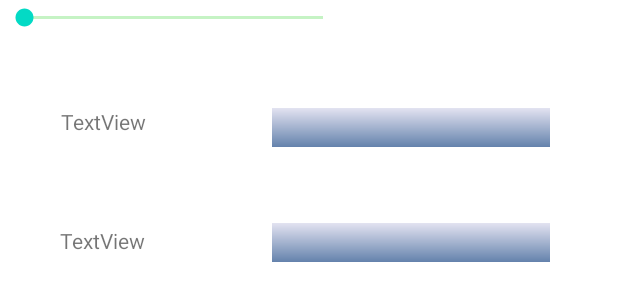
After one commit to Siname22/MyApplication, an Android app: the layout fragment_pokemon_stats.xml on its own in the app's theme, with its tools: preview values and no code run, on a phone screen of 412 x 824 dp. The commit adds this screen. Shown: the top 301 px of the screen. Run offline under Robolectric (Android 15) with nearby library versions, the phone set to English and light mode, and no system bars.

Commit message:
Fragments, quintuple intento

```diff
--- /dev/null
+++ b/app/src/main/res/drawable/custom_progreesbar.xml
@@ -0,0 +1,30 @@
+<layer-list xmlns:android="http://schemas.android.com/apk/res/android">
+
+    <!-- Define the background properties like color etc -->
+    <item android:id="@android:id/background">
+        <shape>
+            <gradient
+                android:startColor="#E3E3F1"
+                android:centerColor="#6482AC"
+                android:centerY="1.0"
+                android:endColor="#497ED3"
+                android:angle="270"
+                />
+        </shape>
+    </item>
+
+    <!-- Define the progress properties like start color, end color etc -->
+    <item android:id="@android:id/progress">
+        <clip>
+            <shape>
+                <gradient
+                    android:startColor="#007A00"
+                    android:centerColor="#007A00"
+                    android:centerY="1.0"
+                    android:endColor="#7397C6"
+                    android:angle="270"
+                    />
+            </shape>
+        </clip>
+    </item>
+</layer-list>
--- /dev/null
+++ b/app/src/main/res/layout/fragment_pokemon_stats.xml
@@ -0,0 +1,71 @@
+<?xml version="1.0" encoding="utf-8"?>
+<androidx.constraintlayout.widget.ConstraintLayout xmlns:android="http://schemas.android.com/apk/res/android"
+    xmlns:app="http://schemas.android.com/apk/res-auto"
+    xmlns:tools="http://schemas.android.com/tools"
+    android:layout_width="match_parent"
+    android:layout_height="match_parent"
+    android:scrollbarThumbHorizontal="@android:drawable/button_onoff_indicator_on"
+    tools:context=".pokedex.PokemonStatsFragment">
+
+    <TextView
+        android:id="@+id/textView"
+        android:layout_width="83dp"
+        android:layout_height="23dp"
+        android:text="TextView"
+        app:layout_constraintBottom_toBottomOf="parent"
+        app:layout_constraintEnd_toStartOf="@+id/progressBar1"
+        app:layout_constraintHorizontal_bias="0.414"
+        app:layout_constraintStart_toStartOf="parent"
+        app:layout_constraintTop_toTopOf="parent"
+        app:layout_constraintVertical_bias="0.089" />
+
+    <TextView
+        android:id="@+id/textView18"
+        android:layout_width="83dp"
+        android:layout_height="23dp"
+        android:layout_marginStart="16dp"
+        android:text="TextView"
+        app:layout_constraintBottom_toBottomOf="parent"
+        app:layout_constraintEnd_toStartOf="@+id/progressBar4"
+        app:layout_constraintHorizontal_bias="0.292"
+        app:layout_constraintStart_toStartOf="parent"
+        app:layout_constraintTop_toTopOf="parent"
+        app:layout_constraintVertical_bias="0.188" />
+
+    <ProgressBar
+        android:id="@+id/progressBar1"
+        style="?android:attr/progressBarStyleHorizontal"
+        android:layout_width="185dp"
+        android:layout_height="26dp"
+        android:progressDrawable="@drawable/custom_progreesbar"
+        app:layout_constraintBottom_toBottomOf="parent"
+        app:layout_constraintEnd_toEndOf="parent"
+        app:layout_constraintHorizontal_bias="0.8"
+        app:layout_constraintStart_toStartOf="parent"
+        app:layout_constraintTop_toTopOf="parent"
+        app:layout_constraintVertical_bias="0.09" />
+
+    <ProgressBar
+        android:id="@+id/progressBar4"
+        style="?android:attr/progressBarStyleHorizontal"
+        android:layout_width="185dp"
+        android:layout_height="26dp"
+        android:progressDrawable="@drawable/custom_progreesbar"
+        app:layout_constraintBottom_toBottomOf="parent"
+        app:layout_constraintEnd_toEndOf="parent"
+        app:layout_constraintHorizontal_bias="0.8"
+        app:layout_constraintStart_toStartOf="parent"
+        app:layout_constraintTop_toTopOf="parent"
+        app:layout_constraintVertical_bias="0.186" />
+
+    <SeekBar
+        android:id="@+id/seekBar2"
+        android:layout_width="231dp"
+        android:layout_height="23dp"
+        android:background="#00AE3434"
+        android:max="500"
+        android:progressBackgroundTint="#22D11D"
+        tools:layout_editor_absoluteX="26dp"
+        tools:layout_editor_absoluteY="226dp" />
+
+</androidx.constraintlayout.widget.ConstraintLayout>
```
Also changed, not shown: app/src/main/java/com/example/myapplication/pokedex/PokemonFragment.java (added, +70 -0 lines), app/src/main/java/com/example/myapplication/pokedex/PokemonInfo.java (+92 -23 lines), app/src/main/java/com/example/myapplication/pokedex/PokemonStatsFragment.java (renamed from app/src/main/java/com/example/myapplication/PokemonFragment.java, +10 -8 lines), app/src/main/res/layout/activity_pokemon_info.xml (+16 -29 lines), app/src/main/res/layout/fragment_pokemon.xml (+15 -3 lines).
